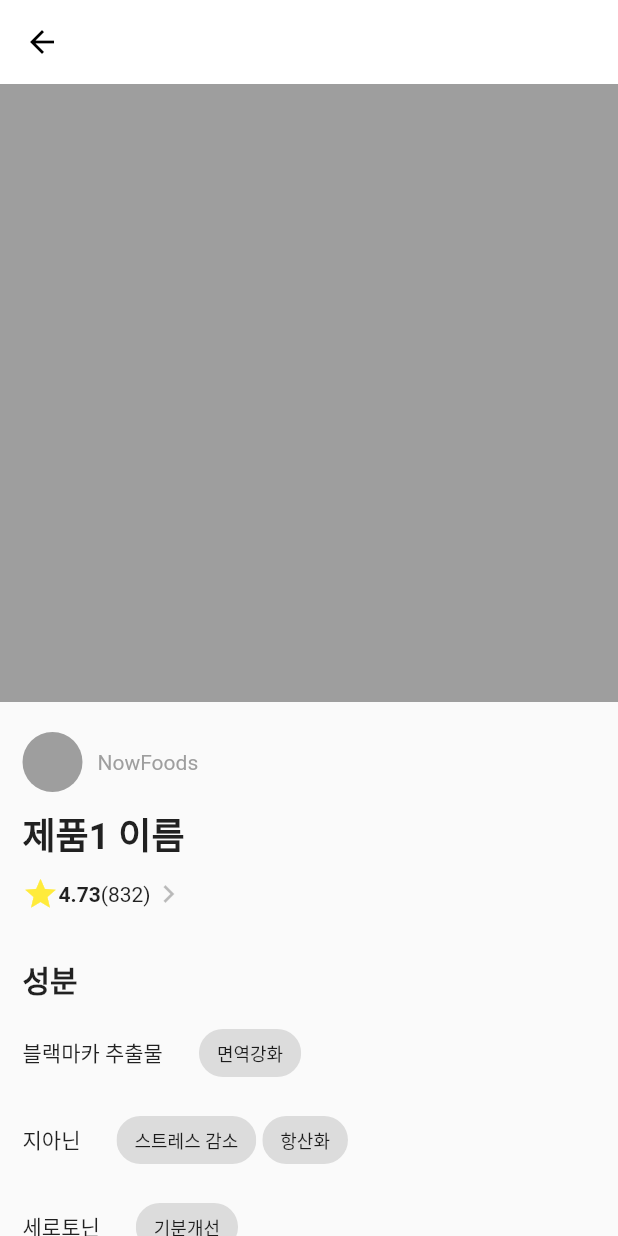
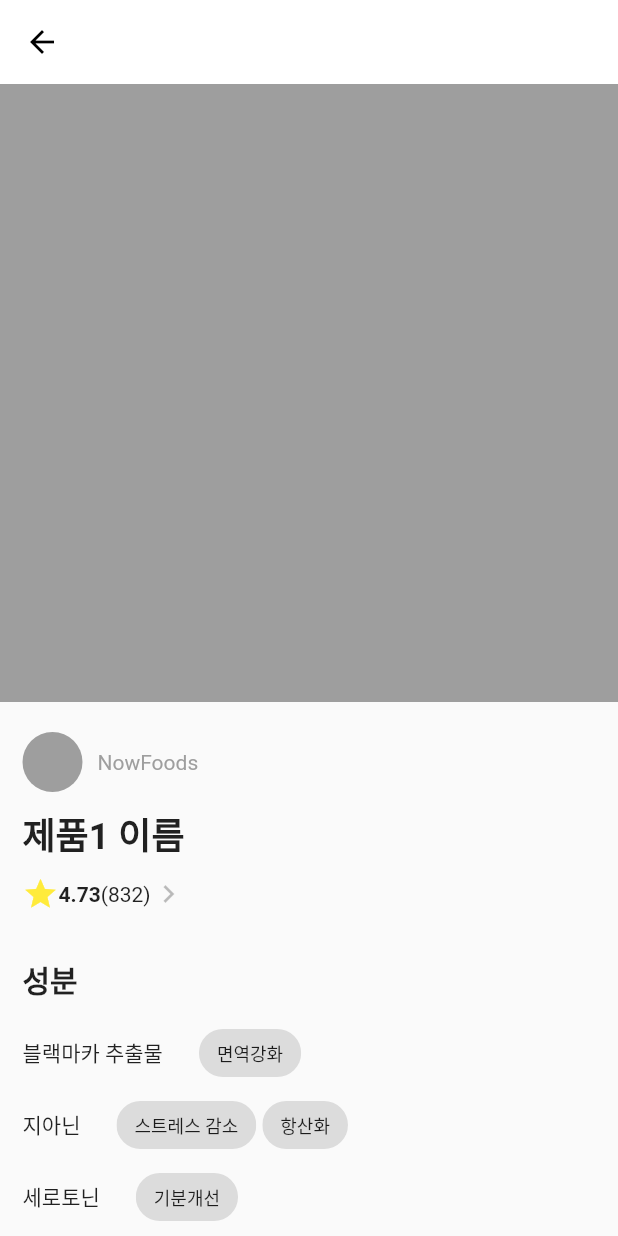
Before and after one commit to vreal2030/vreal0, a Flutter app: the SupplementDetail screen opened directly, on a phone screen of 412 x 824 dp. Run offline on Flutter 3.47's test engine with Material 2 defaults, Android fonts, the phone set to English and light mode, and no system bars; Roboto replaces fonts that are missing (Pretendard).

Commit message:
run spacing

```diff
--- a/lib/src/pages/supplement_detail_page.dart
+++ b/lib/src/pages/supplement_detail_page.dart
@@ -154,7 +154,7 @@ class IngredientChipsRow extends StatelessWidget {
   @override
   Widget build(BuildContext context) {
     return Padding(
-      padding: const EdgeInsets.fromLTRB(0, 0, 0, 10),
+      padding: const EdgeInsets.fromLTRB(0, 0, 0, 0),
       child: Row(
         children: [
           Text(
```
Also changed, not shown: 1 other file.
